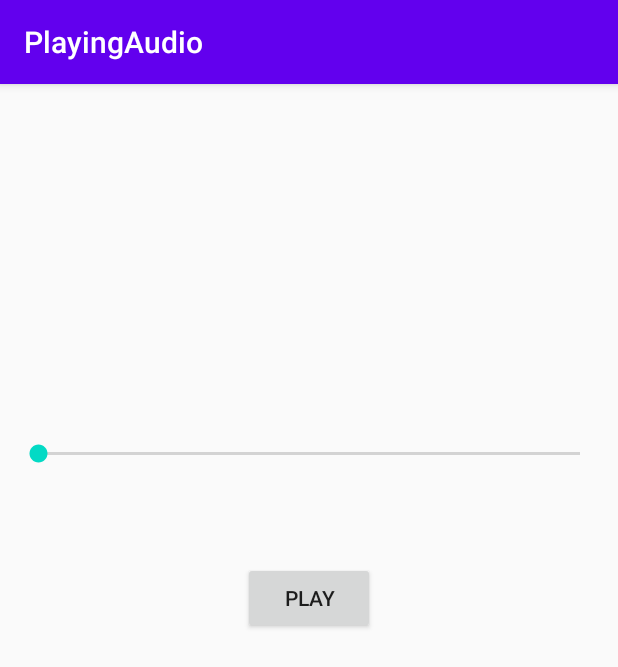
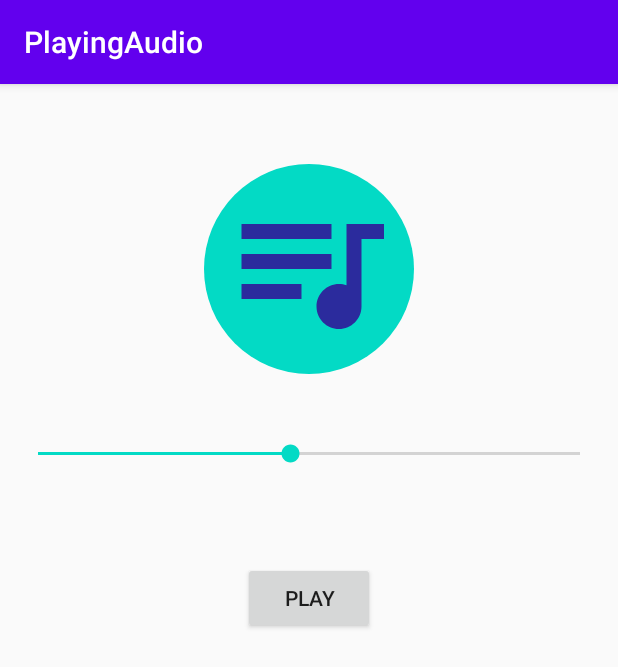
Before and after one commit to Mosandr/AndroidLessons, an Android app: the screen it shows after launch (MainActivity), on a phone screen of 412 x 824 dp. Shown: the top 667 px of the screen. Run offline under Robolectric (Android 15) with nearby library versions, the light colour scheme and no system bars.

Commit message:
third commit

```diff
--- a/playingaudio/build.gradle
+++ b/playingaudio/build.gradle
@@ -10,6 +10,7 @@ android {
         targetSdkVersion 29
         versionCode 1
         versionName "1.0"
+        vectorDrawables.useSupportLibrary = true
 
         testInstrumentationRunner "androidx.test.runner.AndroidJUnitRunner"
     }
--- a/playingaudio/src/main/java/com/example/playingaudio/MainActivity.java
+++ b/playingaudio/src/main/java/com/example/playingaudio/MainActivity.java
@@ -21,7 +21,7 @@ public class MainActivity extends AppCompatActivity {
     protected void onCreate(Bundle savedInstanceState) {
         super.onCreate(savedInstanceState);
         setContentView(R.layout.activity_main);
-//        MediaPlayer mp = MediaPlayer.create(this, R.raw.original);
+//       mp = MediaPlayer.create(this, R.raw.original);
          mp = MediaPlayer.create(getApplicationContext(), R.raw.original);
 
          audioManager= (AudioManager) getSystemService(AUDIO_SERVICE);
@@ -29,6 +29,7 @@ public class MainActivity extends AppCompatActivity {
          Log.d("maxVol", ""+maxVol);
         voleumSeekBar = findViewById(R.id.seekBar);
         voleumSeekBar.setMax(maxVol);
+        voleumSeekBar.setProgress(maxVol/2); //startPosition
         voleumSeekBar.setOnSeekBarChangeListener(new SeekBar.OnSeekBarChangeListener() {
              @Override
              public void onProgressChanged(SeekBar seekBar, int progress, boolean fromUser) {
--- /dev/null
+++ b/playingaudio/src/main/res/drawable/circle_background.xml
@@ -0,0 +1,9 @@
+<?xml version="1.0" encoding="utf-8"?>
+<shape xmlns:android="http://schemas.android.com/apk/res/android"
+    android:shape="oval">
+    <solid
+        android:color="@color/colorAccent"/>
+    <size
+        android:height="120dp"
+        android:width="120dp"/>
+</shape>
--- /dev/null
+++ b/playingaudio/src/main/res/drawable/ic_queue_music_blue_24dp.xml
@@ -0,0 +1,5 @@
+<vector android:height="24dp" android:tint="#2B2B9D"
+    android:viewportHeight="24.0" android:viewportWidth="24.0"
+    android:width="24dp" xmlns:android="http://schemas.android.com/apk/res/android">
+    <path android:fillColor="#FF000000" android:pathData="M15,6L3,6v2h12L15,6zM15,10L3,10v2h12v-2zM3,16h8v-2L3,14v2zM17,6v8.18c-0.31,-0.11 -0.65,-0.18 -1,-0.18 -1.66,0 -3,1.34 -3,3s1.34,3 3,3 3,-1.34 3,-3L19,8h3L22,6h-5z"/>
+</vector>
--- a/playingaudio/src/main/res/layout/activity_main.xml
+++ b/playingaudio/src/main/res/layout/activity_main.xml
@@ -39,5 +39,37 @@
         app:layout_constraintStart_toStartOf="parent"
         app:layout_constraintTop_toTopOf="parent" />
 
+    <ImageView
+        android:id="@+id/imageView"
+        android:layout_width="140dp"
+        android:layout_height="140dp"
+        android:layout_marginStart="145dp"
+        android:layout_marginLeft="145dp"
+        android:layout_marginTop="59dp"
+        android:layout_marginEnd="146dp"
+        android:layout_marginRight="146dp"
+        android:layout_marginBottom="47dp"
+        app:layout_constraintBottom_toTopOf="@+id/seekBar"
+        app:layout_constraintEnd_toEndOf="parent"
+        app:layout_constraintStart_toStartOf="parent"
+        app:layout_constraintTop_toTopOf="parent"
+        app:srcCompat="@drawable/circle_background" />
+
+    <ImageView
+        android:id="@+id/imageView2"
+        android:layout_width="120dp"
+        android:layout_height="120dp"
+        android:layout_marginStart="145dp"
+        android:layout_marginLeft="145dp"
+        android:layout_marginTop="59dp"
+        android:layout_marginEnd="146dp"
+        android:layout_marginRight="146dp"
+        android:layout_marginBottom="47dp"
+        app:layout_constraintBottom_toTopOf="@+id/seekBar"
+        app:layout_constraintEnd_toEndOf="parent"
+        app:layout_constraintStart_toStartOf="parent"
+        app:layout_constraintTop_toTopOf="parent"
+        app:srcCompat="@drawable/ic_queue_music_blue_24dp" />
+
 
 </androidx.constraintlayout.widget.ConstraintLayout>
```
